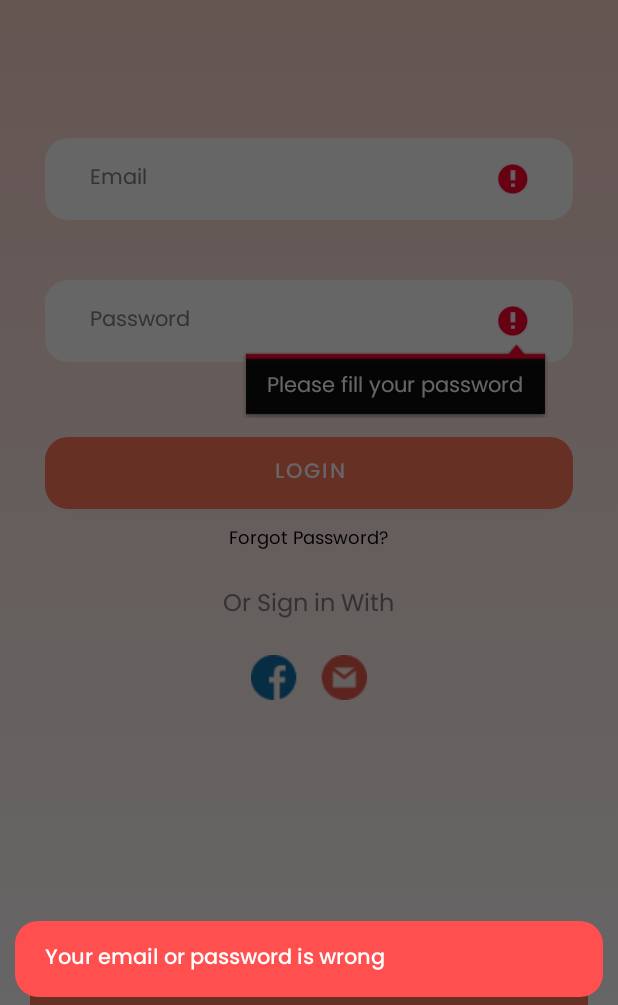
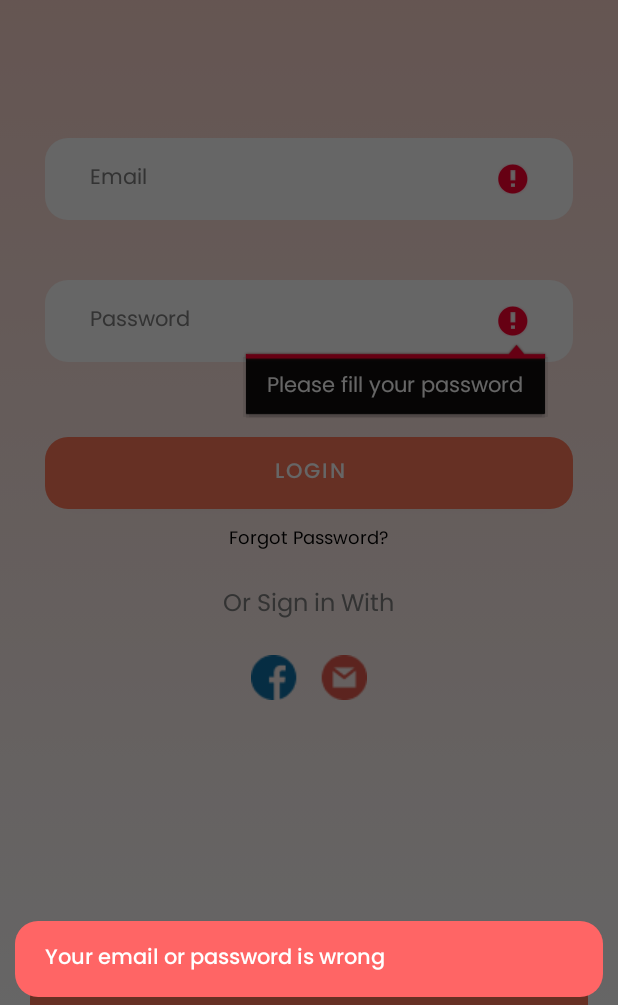
Before and after one commit to zakoraa/food-delivery-app, an Android app: the LoginActivity screen opened directly, with no data from a screen before it, after a tap on "LOGIN", on a phone screen of 412 x 824 dp, the part 231-1236 px from its top. Run offline under Robolectric (Android 15) with nearby library versions, the light colour scheme and no system bars.

Commit message:
style: update dialog login failed view

```diff
--- a/app/src/main/res/values/colors.xml
+++ b/app/src/main/res/values/colors.xml
@@ -7,6 +7,6 @@
     <color name="grey">#808080</color>
     <color name="backgroundColor">#F8EEEC</color>
     <color name="black_w_opacity_0.2">#80000000</color>
-    <color name="red">#FF4F4F</color>
+    <color name="red">#FF6565</color>
 
 </resources>
```
